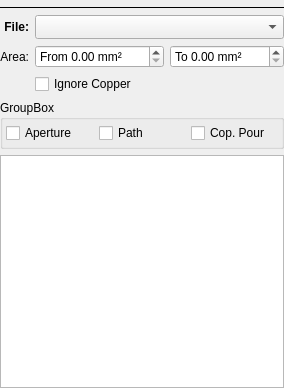
XRay3D/GERBER_X3, file plugins/gcode/thermal/thermalform.ui: the form before one commit.
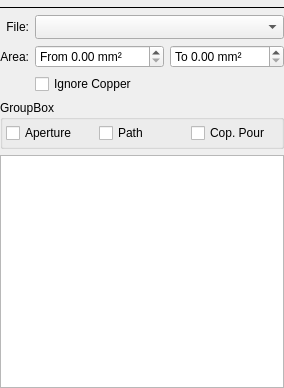
The form after the commit. Custom widgets are drawn as their Qt base class.

What changed in the file:
```diff
--- a/plugins/gcode/thermal/thermalform.ui
+++ b/plugins/gcode/thermal/thermalform.ui
@@ -102,11 +102,6 @@
    </item>
    <item row="2" column="0">
     <widget class="QLabel" name="label_4">
-     <property name="font">
-      <font>
-       <bold>true</bold>
-      </font>
-     </property>
      <property name="text">
       <string>File:</string>
      </property>
```
Lines whose indentation alone changed are shown as unchanged.
